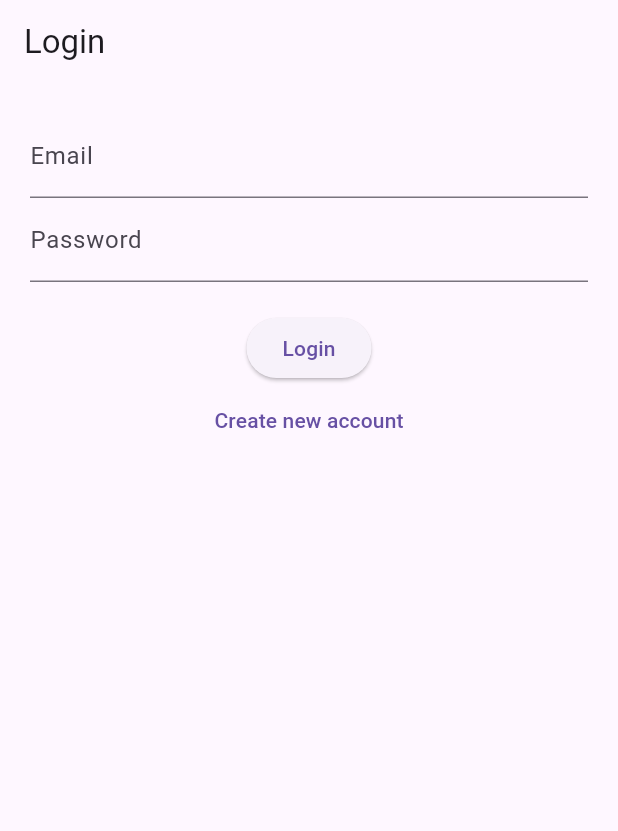
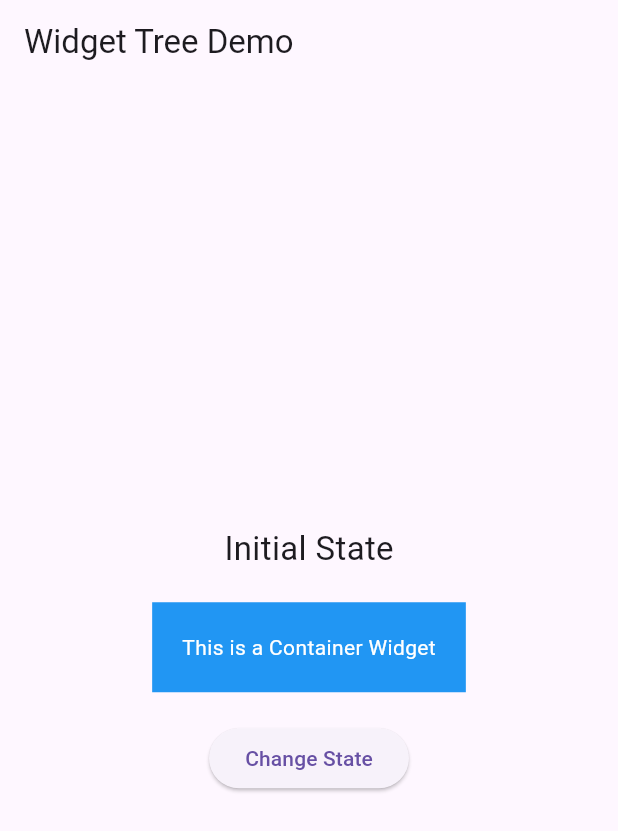
Before and after one commit to kalviumcommunity/S86-0126-Asgardians-Building-Smart-Mobile-Experiences-With-Flutter-And-Firebase-CraftConnect, a Flutter app: the screen it shows after launch, on a phone screen of 412 x 824 dp. Shown: the top 831 px of the screen. Run offline on Flutter 3.47's test engine with Material 3 defaults, Android fonts, the phone set to English and light mode, and no system bars; our stand-ins replace cloud_firestore, firebase_auth, firebase_core; accounts and stored records are empty.

Commit message:
feat: demonstrated widget tree and reactive UI model with state updates

```diff
--- a/craftconnect/lib/main.dart
+++ b/craftconnect/lib/main.dart
@@ -3,6 +3,8 @@
 
 import 'firebase_options.dart';
 import 'screens/login_screen.dart';
+import 'screens/widget_tree_demo.dart';
+
 
 void main() async {
   WidgetsFlutterBinding.ensureInitialized();
@@ -23,7 +25,7 @@
       theme: ThemeData(
         primarySwatch: Colors.teal,
       ),
-      home: const LoginScreen(), // ✅ START FROM LOGIN
+      home: const WidgetTreeDemo(),
     );
   }
 }
--- /dev/null
+++ b/craftconnect/lib/screens/widget_tree_demo.dart
@@ -0,0 +1,50 @@
+import 'package:flutter/material.dart';
+
+class WidgetTreeDemo extends StatefulWidget {
+  const WidgetTreeDemo({super.key});
+
+  @override
+  State<WidgetTreeDemo> createState() => _WidgetTreeDemoState();
+}
+
+class _WidgetTreeDemoState extends State<WidgetTreeDemo> {
+  bool isActive = false;
+
+  @override
+  Widget build(BuildContext context) {
+    return Scaffold(
+      appBar: AppBar(
+        title: const Text("Widget Tree Demo"),
+      ),
+      body: Center(
+        child: Column(
+          mainAxisAlignment: MainAxisAlignment.center,
+          children: [
+            Text(
+              isActive ? "State Changed!" : "Initial State",
+              style: const TextStyle(fontSize: 22),
+            ),
+            const SizedBox(height: 20),
+            Container(
+              padding: const EdgeInsets.all(20),
+              color: isActive ? Colors.green : Colors.blue,
+              child: const Text(
+                "This is a Container Widget",
+                style: TextStyle(color: Colors.white),
+              ),
+            ),
+            const SizedBox(height: 20),
+            ElevatedButton(
+              onPressed: () {
+                setState(() {
+                  isActive = !isActive;
+                });
+              },
+              child: const Text("Change State"),
+            ),
+          ],
+        ),
+      ),
+    );
+  }
+}
```
Also changed, not shown: 1 other file.
